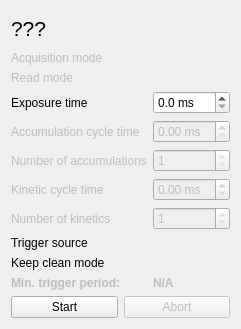
First picture: the form in code/cam_full/acq_control_in_progress.ui, repository gsehrlich/diffusive-ta, before the edit.
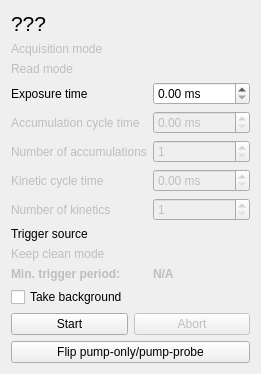
Second picture: the form after the edit.

Commit message: Got acquisition control working in scan_until_abort mode, except background and pump-probe/probe-only switch

```diff
--- a/code/cam_full/acq_control_in_progress.ui
+++ b/code/cam_full/acq_control_in_progress.ui
@@ -6,8 +6,8 @@
    <rect>
     <x>0</x>
     <y>0</y>
-    <width>215</width>
-    <height>329</height>
+    <width>233</width>
+    <height>353</height>
    </rect>
   </property>
   <property name="windowTitle">
@@ -61,7 +61,10 @@
         <string> ms</string>
        </property>
        <property name="decimals">
-        <number>1</number>
+        <number>2</number>
+       </property>
+       <property name="maximum">
+        <double>10000.000000000000000</double>
        </property>
       </widget>
      </item>
@@ -83,6 +86,12 @@
        <property name="suffix">
         <string> ms</string>
        </property>
+       <property name="decimals">
+        <number>2</number>
+       </property>
+       <property name="maximum">
+        <double>10000.000000000000000</double>
+       </property>
       </widget>
      </item>
      <item row="5" column="0">
@@ -103,6 +112,12 @@
        <property name="suffix">
         <string> ms</string>
        </property>
+       <property name="decimals">
+        <number>2</number>
+       </property>
+       <property name="maximum">
+        <double>10000.000000000000000</double>
+       </property>
       </widget>
      </item>
      <item row="4" column="0">
@@ -124,7 +139,7 @@
         <number>1</number>
        </property>
        <property name="maximum">
-        <number>1</number>
+        <number>10000</number>
        </property>
       </widget>
      </item>
@@ -147,7 +162,7 @@
         <number>1</number>
        </property>
        <property name="maximum">
-        <number>1</number>
+        <number>10000</number>
        </property>
       </widget>
      </item>
@@ -160,6 +175,9 @@
      </item>
      <item row="8" column="0">
       <widget class="QLabel" name="label_10">
+       <property name="enabled">
+        <bool>false</bool>
+       </property>
        <property name="text">
         <string>Keep clean mode</string>
        </property>
@@ -199,6 +217,13 @@
      </item>
     </layout>
    </item>
+   <item>
+    <widget class="QCheckBox" name="takeBackgroundCheckBox">
+     <property name="text">
+      <string>Take background</string>
+     </property>
+    </widget>
+   </item>
    <item>
     <layout class="QHBoxLayout" name="horizontalLayout">
      <item>
@@ -220,6 +245,13 @@
      </item>
     </layout>
    </item>
+   <item>
+    <widget class="QPushButton" name="flipPumpOnlyPumpProbeButton">
+     <property name="text">
+      <string>Flip pump-only/pump-probe</string>
+     </property>
+    </widget>
+   </item>
   </layout>
  </widget>
  <resources/>
```
Left out of the diff: 4 changed lines with no effect on the pictures. The commit also changes 8 other files.
